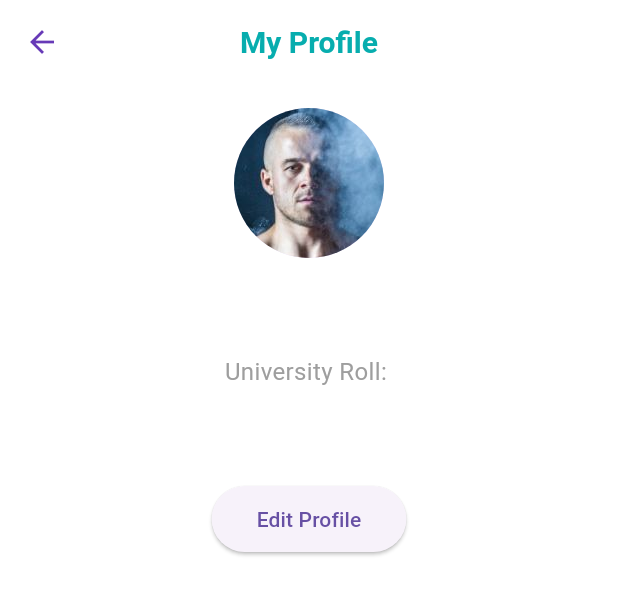
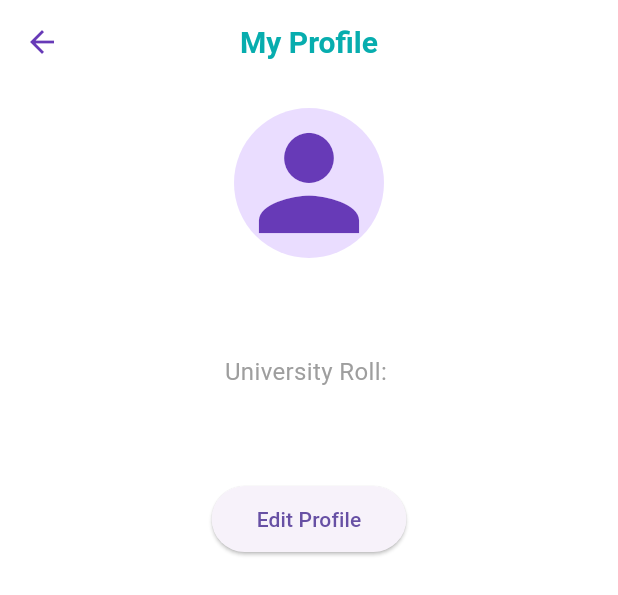
Before and after one commit to MontasirOpi/library_management_system, a Flutter app: the AppDrawer widget shown alone on an empty page, opened directly, after a tap on "My Profile", on a phone screen of 412 x 824 dp. Shown: the top 595 px of the screen. Run offline on Flutter 3.47's test engine with Material 3 defaults, Android fonts, the phone set to English and light mode, and no system bars; our stand-ins replace flutter_svg, supabase_flutter; accounts and stored records are empty; network calls fail.

Commit message:
launcher Icon

```diff
--- a/lib/app/assets_path.dart
+++ b/lib/app/assets_path.dart
@@ -3,6 +3,7 @@ class AssetsPath {
   static const String appLogoSvg = '$_logoPath/logo.svg';
   static const String appLoginSvg = '$_logoPath/login.svg';
   static const String appRegSvg = '$_logoPath/reg.svg';
+  static const String profileImage = '$_logoPath/user.png';
 
   //  static const String navBarAppLogoSvg= '$_imagePath/logo_nav.svg';
   //  static const String shoe= '$_imagePath/nike_shoe.png';
--- a/lib/features/homePage/widgets/app_drawer.dart
+++ b/lib/features/homePage/widgets/app_drawer.dart
@@ -16,11 +16,11 @@ class AppDrawer extends StatelessWidget {
               decoration: BoxDecoration(color: Colors.white),
               child: Center(
                 child: Text(
-                  'Library Management System',
+                  'Library App',
                   style: TextStyle(
                     color: AppColors.themeColor,
                     fontSize: 22,
-                    fontWeight: FontWeight.w600,
+                    fontWeight: FontWeight.bold,
                   ),
                 ),
               ),
--- a/lib/features/my profile/my_profile.dart
+++ b/lib/features/my profile/my_profile.dart
@@ -60,7 +60,12 @@ class _MyProfileState extends State<MyProfile> {
               children: [
                 const CircleAvatar(
                   radius: 50,
-                  backgroundImage: AssetImage('assets/images/user.jpg'),
+                  //backgroundImage: AssetImage('assets/images/user.jpg'),
+                  child: Icon(
+                    Icons.person,
+                    size: 100,
+                    color: Colors.deepPurple,
+                  ),
                 ),
                 const SizedBox(height: 20),
                 Text(
--- a/lib/main.dart
+++ b/lib/main.dart
@@ -7,9 +7,7 @@ void main() async {
   WidgetsFlutterBinding.ensureInitialized(); // 👈 Required for async calls before runApp
 
   // Lock orientation to portraitUp only
-  await SystemChrome.setPreferredOrientations([
-    DeviceOrientation.portraitUp,
-  ]);
+  await SystemChrome.setPreferredOrientations([DeviceOrientation.portraitUp]);
 
   // Initialize Supabase
   await supabase.Supabase.initialize(
```
Also changed, not shown: lib/features/homePage/ui/screens/homepage.dart (+8 -17 lines), pubspec.yaml (+7 -0 lines), assets/images/launcher_icon.png (added), assets/images/user.jpg (deleted), assets/images/user.png (added), pubspec.lock, 29 other files.
